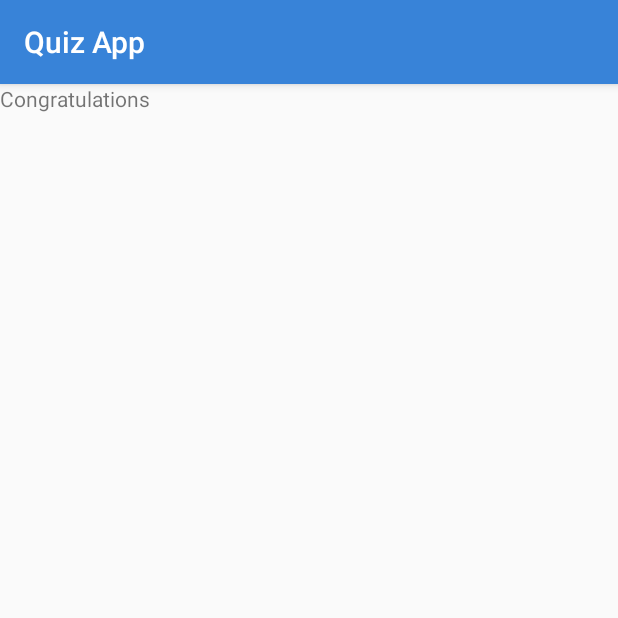
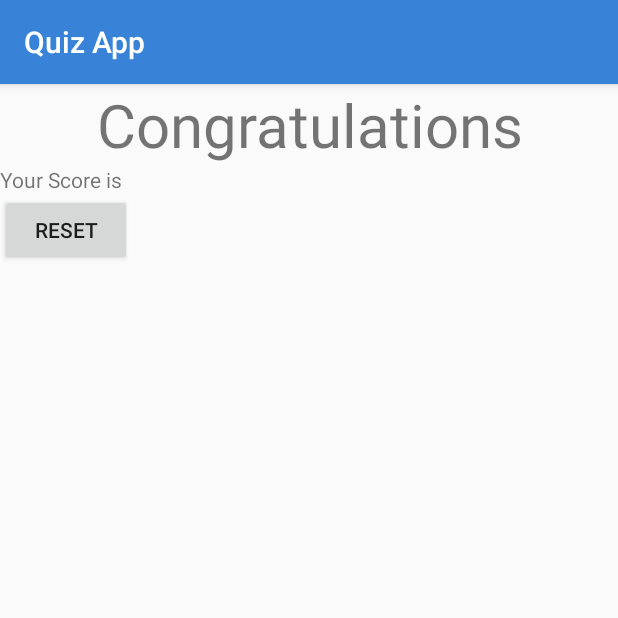
Before and after one commit to yhdesai/QuizApp_final, an Android app: the Result screen opened directly, with no data from a screen before it, on a phone screen of 412 x 824 dp, the top half of it. Run offline under Robolectric (Android 15) with nearby library versions, the phone set to English and light mode, and no system bars.

Commit message:
Final Commit

```diff
--- a/app/src/main/java/io/github/yhdesai/quizapp/MainActivity.java
+++ b/app/src/main/java/io/github/yhdesai/quizapp/MainActivity.java
@@ -1,7 +1,9 @@
 package io.github.yhdesai.quizapp;
 
+import android.content.Intent;
 import android.support.v7.app.AppCompatActivity;
 import android.os.Bundle;
+import android.view.View;
 
 public class MainActivity extends AppCompatActivity {
 
@@ -10,4 +12,11 @@ public class MainActivity extends AppCompatActivity {
         super.onCreate(savedInstanceState);
         setContentView(R.layout.activity_main);
     }
+
+
+    public void Submit (View view) {
+        Intent intent = new Intent(MainActivity.this, Result.class);
+        startActivity(intent);}
+
+
 }
--- a/app/src/main/res/layout/activity_result.xml
+++ b/app/src/main/res/layout/activity_result.xml
@@ -2,13 +2,27 @@
 <LinearLayout xmlns:android="http://schemas.android.com/apk/res/android"
     xmlns:tools="http://schemas.android.com/tools"
     android:layout_width="match_parent"
+    android:orientation="vertical"
     android:layout_height="match_parent"
     tools:context="io.github.yhdesai.quizapp.Result">
 
     <TextView
         android:layout_width="match_parent"
-        android:layout_height="match_parent"
+        android:gravity="center"
+        android:textSize="40dp"
+        android:layout_height="wrap_content"
         android:text="Congratulations"
         />
 
+    <TextView
+        android:layout_width="match_parent"
+        android:layout_height="wrap_content"
+        android:text="Your Score is"/>
+
+
+    <Button
+        android:layout_width="wrap_content"
+        android:layout_height="wrap_content"
+        android:text="Reset" />
+
 </LinearLayout>
--- a/build.gradle
+++ b/build.gradle
@@ -7,7 +7,7 @@ buildscript {
         jcenter()
     }
     dependencies {
-        classpath 'com.android.tools.build:gradle:3.0.0-alpha3'
+        classpath 'com.android.tools.build:gradle:3.0.0-alpha5'
 
         // NOTE: Do not place your application dependencies here; they belong
         // in the individual module build.gradle files
```
Also changed, not shown: gradle/wrapper/gradle-wrapper.properties.
